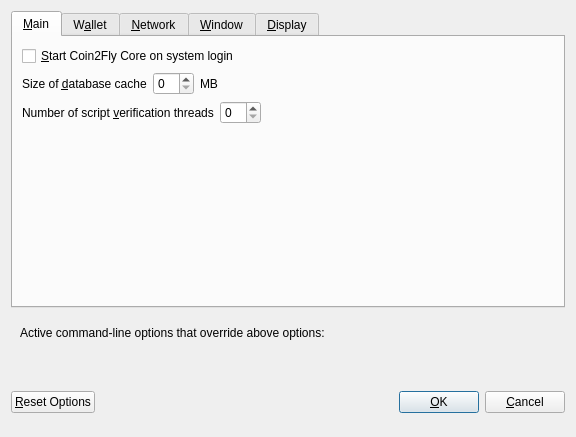
This is src/qt/forms/optionsdialog.ui in Bitcoin-Monster/BTCMonster as Qt 5 draws it before an edit. The edited form follows.
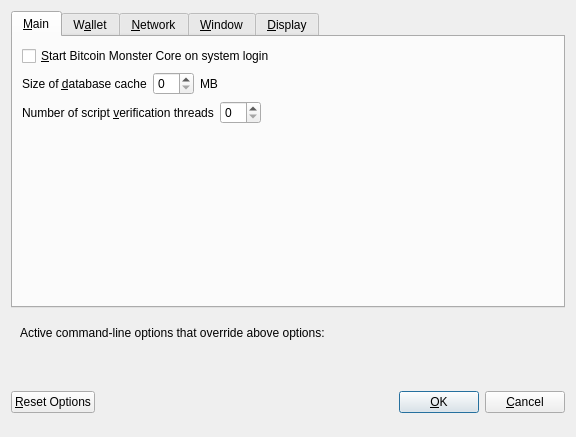
This is the edited form. Custom widgets are drawn as their Qt base class.

Commit message: Changed Coin2Fly to Bitcoin Monster

What changed in the file:
```diff
--- a/src/qt/forms/optionsdialog.ui
+++ b/src/qt/forms/optionsdialog.ui
@@ -33,7 +33,7 @@
           <string>Automatically start Coin2Fly Core after logging in to the system.</string>
          </property>
          <property name="text">
-          <string>&amp;Start Coin2Fly Core on system login</string>
+          <string>&amp;Start Bitcoin Monster Core on system login</string>
          </property>
         </widget>
        </item>
```
Left out of the diff: 12 changed lines with no effect on the pictures. The commit also changes 248 other files.
